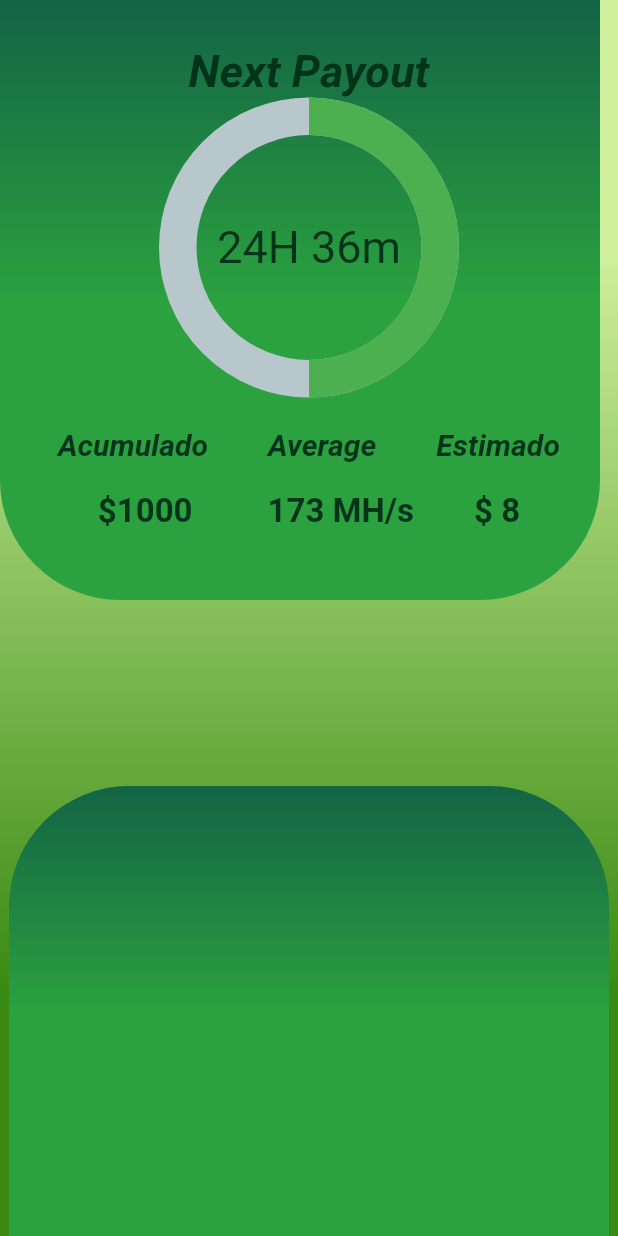
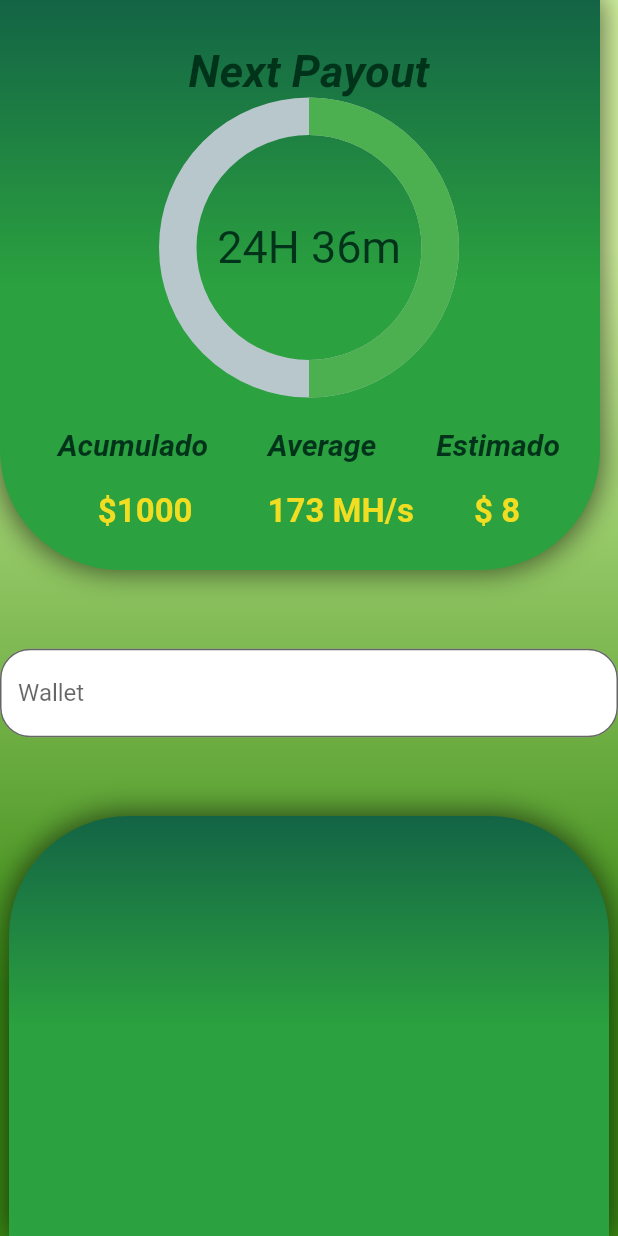
Before and after one commit to TazMania-Git/MinerApp, a Flutter app: the screen it shows after launch, on a phone screen of 412 x 824 dp. Run offline on Flutter 3.47's test engine with Material 2 defaults, Android fonts, the phone set to English and light mode, and no system bars; drawn by our look-alikes of percent_indicator.

Commit message:
TxtFormField agregado,y background unificado

```diff
--- a/lib/widgets/background.dart
+++ b/lib/widgets/background.dart
@@ -20,18 +20,23 @@ class Background extends StatelessWidget {
       Container(
         decoration: boxDecoration,
       ),
-      _GreenBox()
+      _GreenBoxUp(),
+      Container(
+        alignment: Alignment.bottomCenter,
+        child: _GreenBoxDown(),
+      )
     ]));
   }
 }
 
-class _GreenBox extends StatelessWidget {
+class _GreenBoxUp extends StatelessWidget {
   @override
   Widget build(BuildContext context) {
     return Container(
-      height: 400,
+      height: 380,
       width: 400,
       decoration: BoxDecoration(
+        boxShadow: [BoxShadow(blurRadius:15,color: Colors.black54,spreadRadius: 2 )],
           color: Colors.green,
           borderRadius: BorderRadius.only(bottomLeft: Radius.circular(80),bottomRight: Radius.circular(80)),
           gradient: LinearGradient(begin: Alignment.center,end: Alignment.topCenter,colors: [
@@ -41,3 +46,27 @@ class _GreenBox extends StatelessWidget {
     );
   }
 }
+
+class _GreenBoxDown extends StatelessWidget {
+  @override
+  Widget build(BuildContext context) {
+    return Container(
+      height: 280,
+      width: 400,
+      decoration: BoxDecoration(
+          boxShadow: [
+            BoxShadow(blurRadius: 15, color: Colors.black54, spreadRadius: 2)
+          ],
+          color: Colors.green,
+          borderRadius: BorderRadius.only(
+              topLeft: Radius.circular(80), topRight: Radius.circular(80)),
+          gradient: LinearGradient(
+              begin: Alignment.center,
+              end: Alignment.topCenter,
+              colors: [
+                Color.fromARGB(255, 43, 161, 63),
+                Color.fromARGB(255, 19, 100, 69)
+              ])),
+    );
+  }
+}
--- a/lib/widgets/indicators.dart
+++ b/lib/widgets/indicators.dart
@@ -54,7 +54,7 @@ class txtDatos extends StatelessWidget {
         fontStyle: FontStyle.italic,
         fontWeight: FontWeight.bold);
     var resultStyle = TextStyle(
-        color: Color.fromARGB(255, 0, 51, 26),
+        color: Color.fromARGB(255, 241, 221, 33),
         fontSize: 22,
         fontWeight: FontWeight.bold);
     ;
--- a/lib/widgets/list_payouts.dart
+++ b/lib/widgets/list_payouts.dart
@@ -6,29 +6,27 @@ class ListPayouts extends StatelessWidget {
   @override
   Widget build(BuildContext context) {
     return Container(
-      alignment: Alignment.bottomCenter,
-      child: Stack(children: [_GreenBox()]),
+      alignment: Alignment.center,
+      padding: EdgeInsets.only(top: 100),
+      child: Stack(children: [_WalletInput()]),
     );
   }
 }
 
-class _GreenBox extends StatelessWidget {
+class _WalletInput extends StatelessWidget {
+  const _WalletInput({Key? key}) : super(key: key);
+
   @override
   Widget build(BuildContext context) {
     return Container(
-      height: 300,
-      width: 400,
-      decoration: BoxDecoration(
-          color: Colors.green,
-          borderRadius: BorderRadius.only(
-              topLeft: Radius.circular(80), topRight: Radius.circular(80)),
-          gradient: LinearGradient(
-              begin: Alignment.center,
-              end: Alignment.topCenter,
-              colors: [
-                Color.fromARGB(255, 43, 161, 63),
-                Color.fromARGB(255, 19, 100, 69)
-              ])),
+      child: TextFormField(
+        decoration: InputDecoration(
+          filled: true,
+            fillColor: Color.fromARGB(255, 255, 255, 255),
+            hintText: "Wallet",
+            border:
+                OutlineInputBorder(borderRadius: BorderRadius.circular(20))),
+      ),
     );
   }
 }
```
